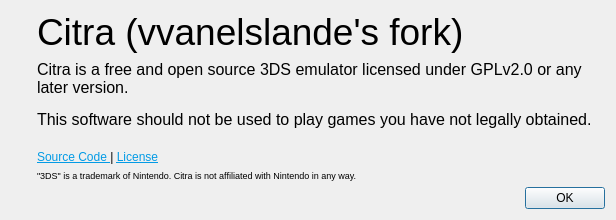
Before: the Qt Designer form src/citra_qt/aboutdialog.ui in tbsp/citra-valentin, drawn with Qt 5.
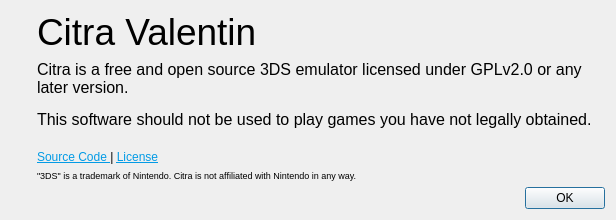
After: the same form once the commit is applied. Icons and pictures are not drawn.

Commit message: Citra vvanelslande-x.x.x -> Citra Valentin x.x.x

The edit to the form file:
```diff
--- a/src/citra_qt/aboutdialog.ui
+++ b/src/citra_qt/aboutdialog.ui
@@ -57,7 +57,7 @@
           </sizepolicy>
          </property>
          <property name="text">
-          <string>&lt;html&gt;&lt;head/&gt;&lt;body&gt;&lt;p&gt;&lt;span style=&quot; font-size:28pt;&quot;&gt;Citra (vvanelslande's fork)&lt;/span&gt;&lt;/p&gt;&lt;/body&gt;&lt;/html&gt;</string>
+                                        <string>&lt;html&gt;&lt;head/&gt;&lt;body&gt;&lt;p&gt;&lt;span style=&quot; font-size:28pt;&quot;&gt;Citra Valentin&lt;/span&gt;&lt;/p&gt;&lt;/body&gt;&lt;/html&gt;</string>
          </property>
         </widget>
        </item>
```
Left out of the diff: 4 changed lines with no effect on the pictures. Lines whose indentation alone changed are shown as unchanged. The commit also changes 8 other files.
